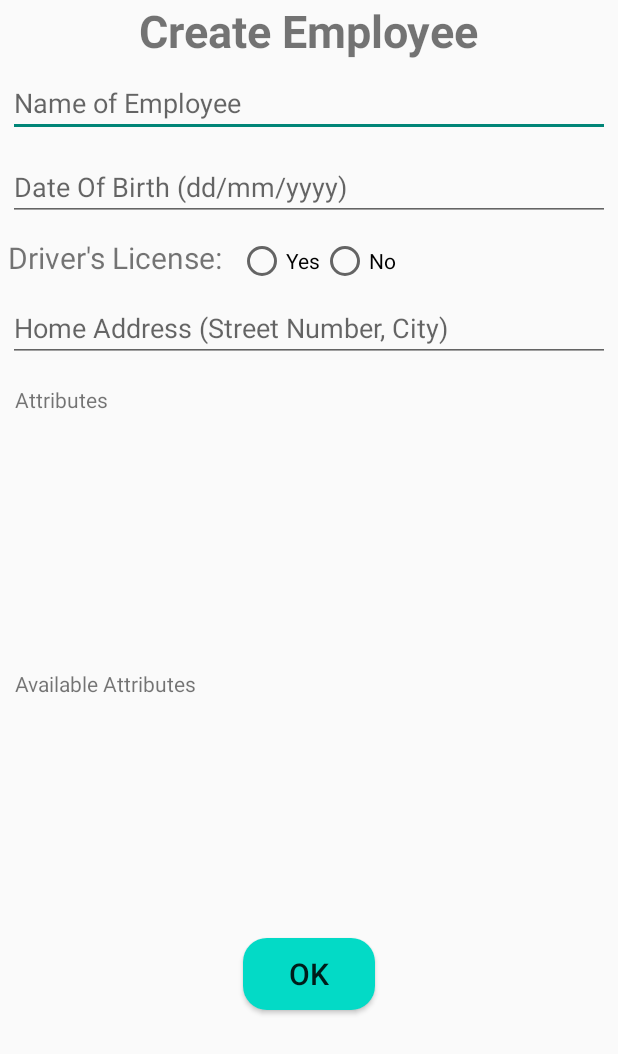
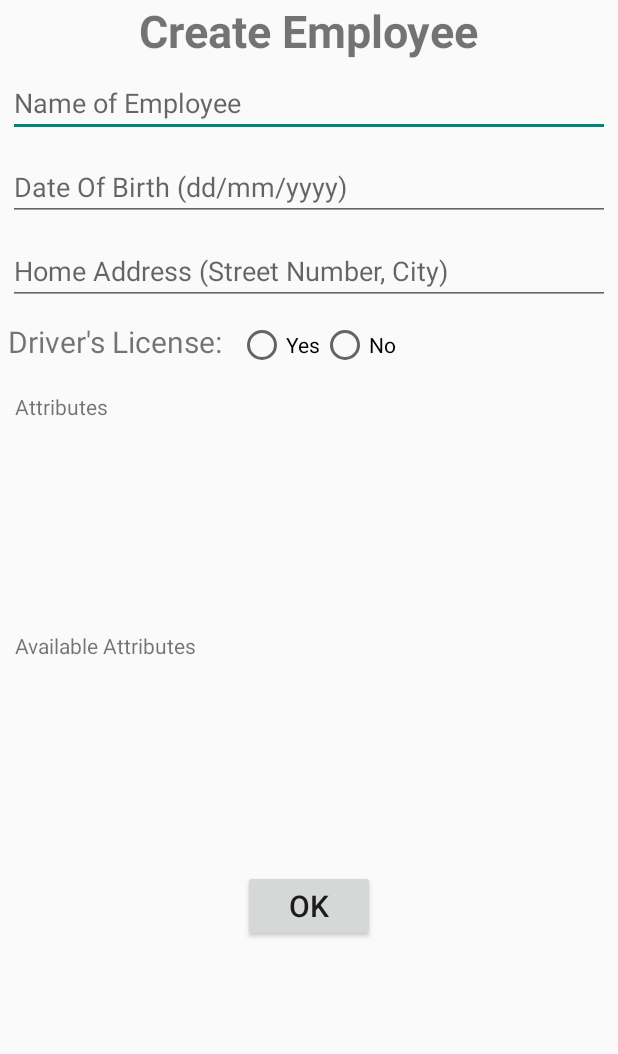
Before and after one commit to johnarn/Employee_Finder, an Android app: the CreateEmployee screen opened directly, with no data from a screen before it, on a phone screen of 412 x 824 dp. Shown: the top 1054 px of the screen. Run offline under Robolectric (Android 15) with nearby library versions, the phone set to English and light mode, and no system bars.

Commit message:
Reformatted Code and added buttons

```diff
--- a/app/src/main/res/layout/activity_attributes.xml
+++ b/app/src/main/res/layout/activity_attributes.xml
@@ -1,7 +1,8 @@
 <?xml version="1.0" encoding="utf-8"?>
 <RelativeLayout xmlns:android="http://schemas.android.com/apk/res/android"
     android:layout_width="match_parent"
-    android:layout_height="match_parent">
+    android:layout_height="match_parent"
+    xmlns:app="http://schemas.android.com/apk/res-auto">
 
     <TextView
         android:id="@+id/txtView"
@@ -12,6 +13,7 @@
         android:text="@string/attribute_list"
         android:textAlignment="center"
         android:textSize="40sp"
+        android:textColor="@color/color_black"
         android:textStyle="bold" />
 
     <ListView
@@ -28,6 +30,7 @@
         android:layout_alignParentRight="true"
         android:layout_alignParentBottom="true"
         android:layout_margin="20dp"
+        android:backgroundTint="@color/pressed_color"
         android:src="@mipmap/add_icon_foreground" />
 
 
--- a/app/src/main/res/layout/activity_employees.xml
+++ b/app/src/main/res/layout/activity_employees.xml
@@ -12,7 +12,8 @@
         android:text="@string/employees_list"
         android:textAlignment="center"
         android:textSize="40sp"
-        android:textStyle="bold" />
+        android:textStyle="bold"
+        android:textColor="@color/color_black" />
 
     <ListView
         android:id="@+id/listViewEmployees"
@@ -28,6 +29,7 @@
         android:layout_alignParentRight="true"
         android:layout_alignParentBottom="true"
         android:layout_margin="20dp"
+        android:backgroundTint="@color/pressed_color"
         android:src="@mipmap/add_icon_foreground" />
 
 
--- a/app/src/main/res/layout/activity_main.xml
+++ b/app/src/main/res/layout/activity_main.xml
@@ -17,6 +17,8 @@
             android:layout_width="match_parent"
             android:layout_height="wrap_content"
             android:layout_margin="20sp"
+            android:background="@color/pressed_color"
+            android:textStyle="bold"
             android:text="@string/attributes" />
 
         <Button
@@ -24,6 +26,8 @@
             android:layout_width="match_parent"
             android:layout_height="wrap_content"
             android:layout_margin="20sp"
+            android:background="@color/pressed_color"
+            android:textStyle="bold"
             android:text="@string/employees" />
 
         <Button
@@ -31,6 +35,8 @@
             android:layout_width="match_parent"
             android:layout_height="wrap_content"
             android:layout_margin="20sp"
+            android:background="@color/pressed_color"
+            android:textStyle="bold"
             android:text="@string/map" />
 
     </LinearLayout>
--- a/app/src/main/res/layout/activity_search.xml
+++ b/app/src/main/res/layout/activity_search.xml
@@ -9,9 +9,7 @@
         android:id="@+id/listView"
         android:layout_width="match_parent"
         android:layout_height="match_parent"
-        android:layout_below="@+id/searchView"
-        android:divider="#ad5"
-        android:dividerHeight="2dp" />
+        android:layout_below="@+id/searchView" />
 
     <SearchView
         android:id="@+id/searchView"
--- a/app/src/main/res/layout/activity_search_result.xml
+++ b/app/src/main/res/layout/activity_search_result.xml
@@ -21,7 +21,7 @@
         android:layout_height="400dp"
         android:layout_below="@+id/txtView"
         android:background="@drawable/bg_key"
-        android:listSelector="@color/colorPrimary"
+        android:listSelector="@color/selected_item"
         android:scrollbarAlwaysDrawVerticalTrack="true" />
 
     <Button
--- a/app/src/main/res/layout/dialog_create_employee.xml
+++ b/app/src/main/res/layout/dialog_create_employee.xml
@@ -1,5 +1,6 @@
 <?xml version="1.0" encoding="utf-8"?>
 <RelativeLayout xmlns:android="http://schemas.android.com/apk/res/android"
+    xmlns:app="http://schemas.android.com/apk/res-auto"
     android:id="@+id/activityCreateEmployee"
     android:layout_width="match_parent"
     android:layout_height="match_parent"
@@ -25,6 +26,7 @@
         android:layout_margin="5dp"
         android:autofillHints="Name of Employee"
         android:hint="@string/name_of_employee"
+        app:backgroundTint="@color/pressed_color"
         android:inputType="text" />
 
 
@@ -36,22 +38,24 @@
         android:layout_margin="5dp"
         android:autofillHints="Date Of Birth"
         android:hint="@string/date_of_birth"
+        app:backgroundTint="@color/pressed_color"
         android:inputType="date" />
 
     <TextView
         android:id="@+id/txtViewDriversLicense"
         android:layout_width="wrap_content"
         android:layout_height="wrap_content"
-        android:layout_below="@+id/editTextEmployeeDayOfBirth"
+        android:layout_below="@+id/editTextEmployeeHomeAddress"
         android:layout_margin="5dp"
         android:text="@string/driver_s_license"
+        app:backgroundTint="@color/pressed_color"
         android:textSize="20sp" />
 
     <RadioGroup
         android:id="@+id/radioGroupDriversLicense"
         android:layout_width="wrap_content"
         android:layout_height="wrap_content"
-        android:layout_below="@+id/editTextEmployeeDayOfBirth"
+        android:layout_below="@+id/editTextEmployeeHomeAddress"
         android:layout_margin="5dp"
         android:layout_toEndOf="@+id/txtViewDriversLicense"
         android:layout_toRightOf="@+id/txtViewDriversLicense"
@@ -76,31 +80,32 @@
         android:id="@+id/editTextEmployeeHomeAddress"
         android:layout_width="match_parent"
         android:layout_height="wrap_content"
-        android:layout_below="@+id/txtViewDriversLicense"
+        android:layout_below="@+id/editTextEmployeeDayOfBirth"
         android:layout_margin="5dp"
         android:autofillHints="Home Address"
         android:hint="@string/home_address"
+        app:backgroundTint="@color/pressed_color"
         android:inputType="textPostalAddress" />
 
     <TextView
 
-        android:id="@+id/headerlist"
+        android:id="@+id/headerList"
         android:layout_width="wrap_content"
         android:layout_height="wrap_content"
-        android:layout_below="@+id/editTextEmployeeHomeAddress"
+        android:layout_below="@+id/radioGroupDriversLicense"
         android:layout_margin="10dp"
         android:text="@string/attributes" />
 
     <ListView
         android:id="@+id/listViewAttributeOfEmployee"
         android:layout_width="match_parent"
-        android:layout_height="150dp"
-        android:layout_below="@+id/headerlist"
+        android:layout_height="120dp"
+        android:layout_below="@+id/headerList"
 
         />
 
     <TextView
-        android:id="@+id/headeravailablelistW"
+        android:id="@+id/headerAvailableList"
         android:layout_width="wrap_content"
         android:layout_height="wrap_content"
         android:layout_below="@id/listViewAttributeOfEmployee"
@@ -110,8 +115,8 @@
     <ListView
         android:id="@+id/listViewAvailableAttributesOfEmployee"
         android:layout_width="match_parent"
-        android:layout_height="150dp"
-        android:layout_below="@+id/headeravailablelistW" />
+        android:layout_height="120dp"
+        android:layout_below="@+id/headerAvailableList" />
 
     <Button
         android:id="@+id/btnCreateOk"
@@ -119,7 +124,7 @@
         android:layout_height="wrap_content"
         android:layout_below="@+id/listViewAvailableAttributesOfEmployee"
         android:layout_centerInParent="true"
-        android:background="@drawable/round_button"
+        android:layout_margin="10dp"
         android:text="@string/ok"
         android:textSize="20sp" />
 
```
Also changed, not shown: app/src/main/res/layout/dialog_create_attribute.xml (+6 -15 lines), app/src/main/res/layout/dialog_edit_attribute.xml (+6 -15 lines), app/src/main/res/layout/dialog_edit_employee.xml (+31 -9 lines).
